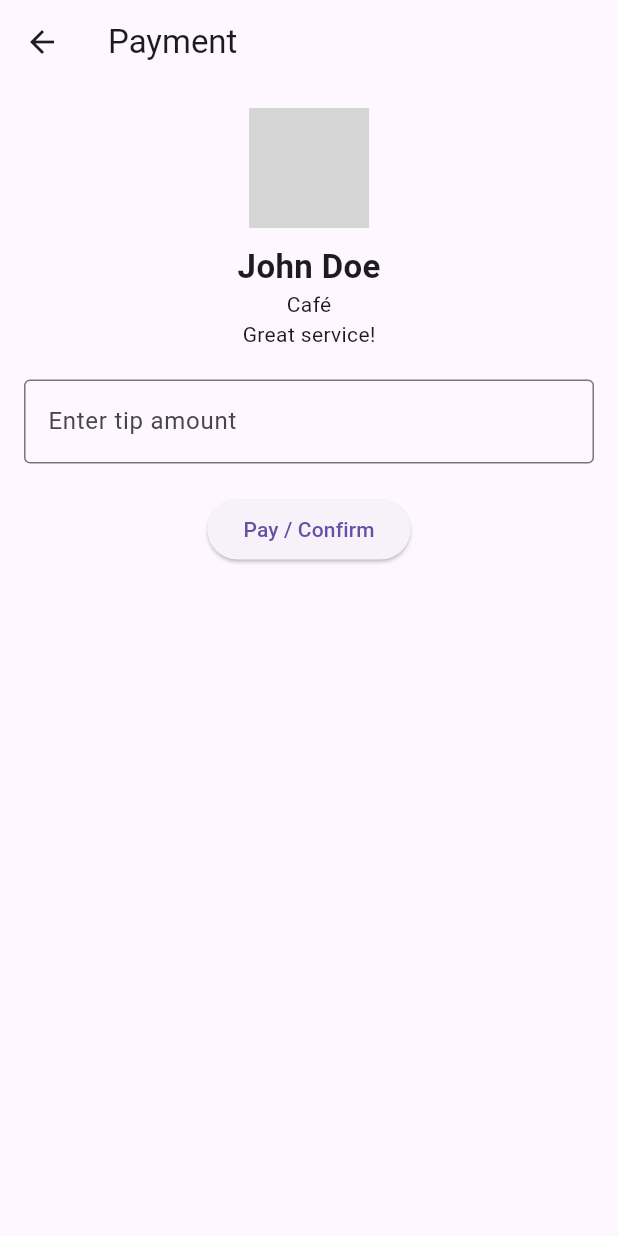
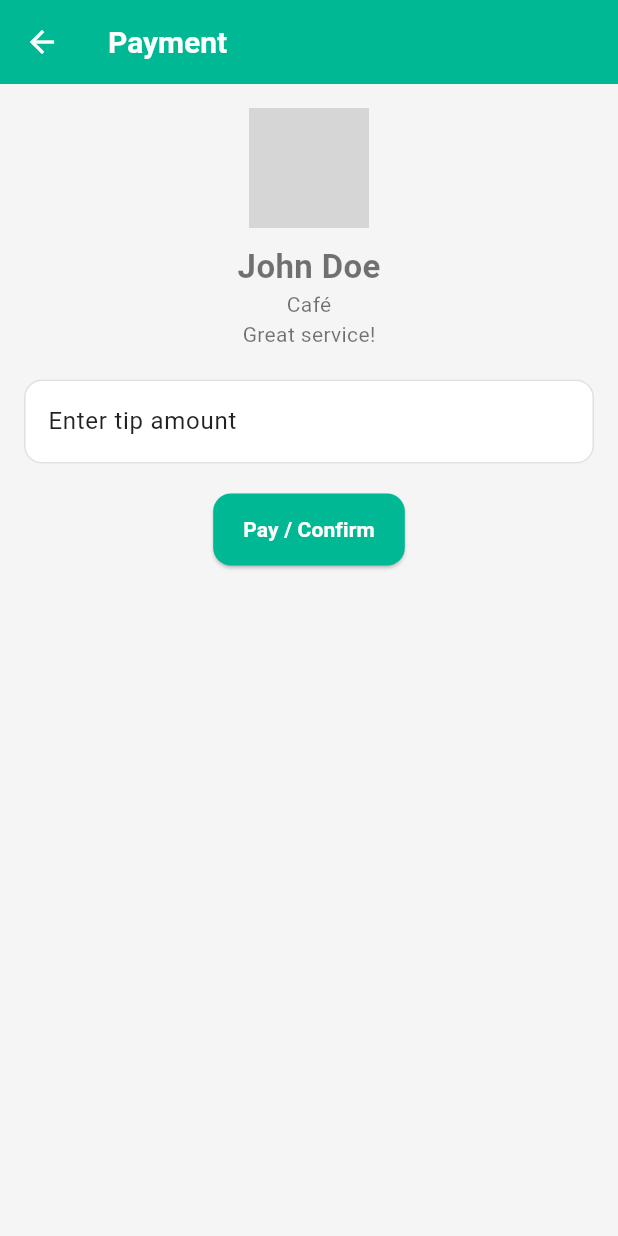
Before and after one commit to KALU56/Tipping_App, a Flutter app: the screen it shows after launch, after a tap on "Proceed to Payment", on a phone screen of 412 x 824 dp. Run offline on Flutter 3.47's test engine with Material 3 defaults, Android fonts, the phone set to English and light mode, and no system bars; our stand-ins replace fl_chart, flutter_svg; missing offline and left inert: mobile_scanner; accounts and stored records are empty; network calls fail; grey boxes are pictures that could not be loaded.

Commit message:
feat:convert theam color

```diff
--- a/tip/lib/main.dart
+++ b/tip/lib/main.dart
@@ -1,17 +1,24 @@
 import 'package:flutter/material.dart';
+import 'package:tip/app/themes/app_theme.dart';
 import 'screens/employee_selection/employee_selection_screen.dart';
 
+
 void main() {
-  runApp(CustomerPaymentApp());
+  runApp(const CustomerPaymentApp());
 }
 
 class CustomerPaymentApp extends StatelessWidget {
+  const CustomerPaymentApp({super.key});
+
   @override
   Widget build(BuildContext context) {
     return MaterialApp(
       title: 'Customer Payment',
-      theme: ThemeData(primarySwatch: Colors.blue),
+      theme: AppTheme.lightTheme,   // ✅ Light theme
+      darkTheme: AppTheme.darkTheme, // ✅ Dark theme
+      themeMode: ThemeMode.system,   // ✅ Auto switch based on system
       home: EmployeeSelectionScreen(),
+      debugShowCheckedModeBanner: false, // optional, removes debug banner
     );
   }
 }
```
